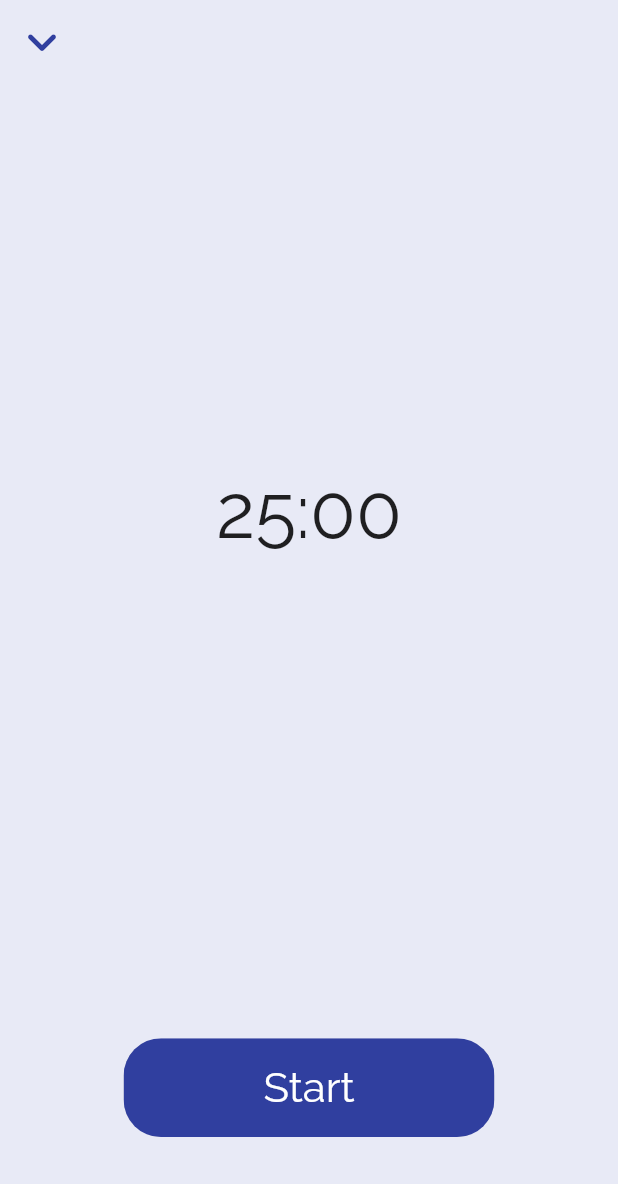
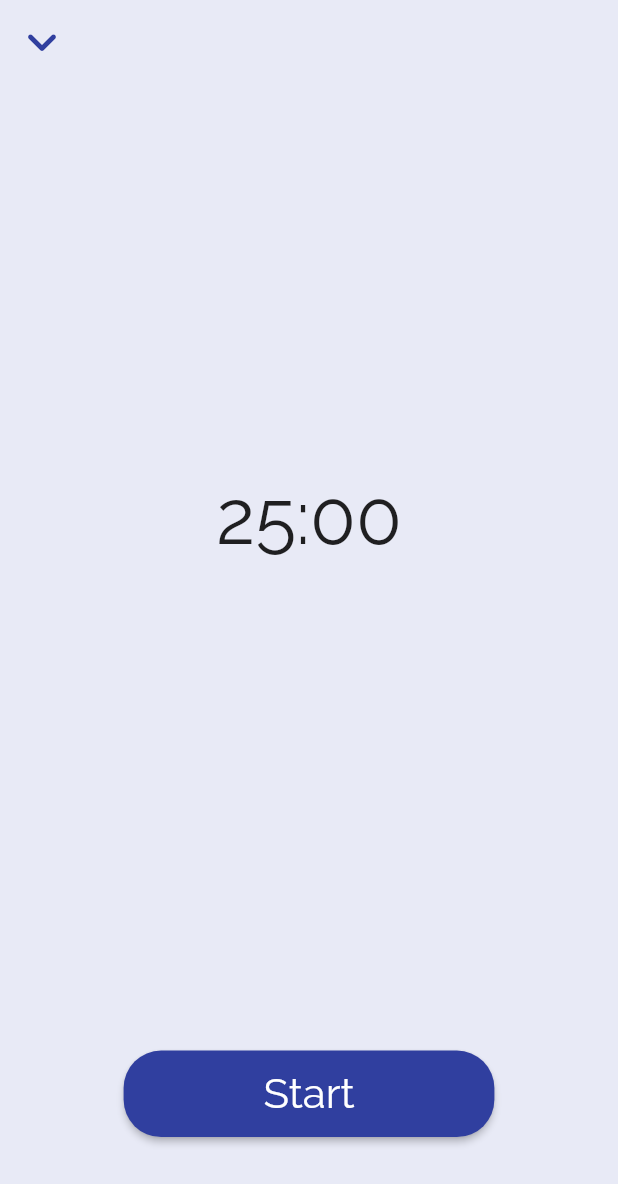
Before and after one commit to smokaleksander/todo_app, a Flutter app: the PomodotoTimer screen opened by its route, on a phone screen of 412 x 824 dp. Shown: the top 1184 px of the screen. Run offline on Flutter 3.47's test engine with Material 2 defaults, Android fonts, the phone set to English and light mode, and no system bars.

Commit message:
create timer screen

```diff
--- a/lib/screens/pomodoroTimer.dart
+++ b/lib/screens/pomodoroTimer.dart
@@ -1,16 +1,76 @@
+import 'dart:math';
 import 'package:flutter/material.dart';
 import 'dart:async';
+import 'package:intl/intl.dart';
+
+enum TimerStatus { none, running, paused, stopped }
 
 class PomodotoTimer extends StatefulWidget {
   static const route = '/timer';
+  double _seconds = 0;
+  double _minutes = 25;
   @override
   _PomodotoTimerState createState() => _PomodotoTimerState();
 }
 
 class _PomodotoTimerState extends State<PomodotoTimer> {
   int _seconds = 0;
-  int _minutes = 0;
+  int _minutes = 25;
   Timer _timer;
+  var _timeFormatter = NumberFormat('00');
+  TimerStatus _timerStatus = TimerStatus.stopped;
+
+  void _startTimer() {
+    _timerStatus = TimerStatus.running;
+    if (_timer != null) {
+      //if timer is runnig
+      _timer.cancel();
+    }
+    // if (_minutes > 0) {
+    //   _seconds = (_minutes * 60) + _seconds;
+    // }
+    // if (_seconds > 60) {
+    //   _minutes = (_seconds / 60).floor();
+    //   _seconds -= (_minutes * 60);
+    // }
+    _timer = Timer.periodic(Duration(seconds: 1), (timer) {
+      setState(() {
+        if (_seconds > 0) {
+          _seconds--;
+        } else {
+          if (_minutes > 0) {
+            _seconds = 59;
+            _minutes--;
+          } else {
+            //timer finished
+            _timer.cancel();
+          }
+        }
+      });
+    });
+  }
+
+  void _stopTimer() {
+    _timerStatus = TimerStatus.stopped;
+    _timer.cancel();
+    _seconds = 0;
+    _minutes = 25;
+    setState(() {});
+  }
+
+  void _pauseTimer() {
+    _timerStatus = TimerStatus.paused;
+    _timer.cancel();
+    setState(() {});
+  }
+
+  void _continueTimer() {
+    _minutes = _minutes;
+    _seconds = _seconds;
+    _startTimer();
+    setState(() {});
+  }
+
   @override
   Widget build(BuildContext context) {
     return SafeArea(
@@ -22,7 +82,9 @@ class _PomodotoTimerState extends State<PomodotoTimer> {
               children: [
                 IconButton(
                   icon: Icon(Icons.keyboard_arrow_down_rounded),
-                  onPressed: () {},
+                  onPressed: () {
+                    Navigator.of(context).pop();
+                  },
                   iconSize: 40,
                   color: Theme.of(context).accentColor,
                 )
@@ -30,22 +92,24 @@ class _PomodotoTimerState extends State<PomodotoTimer> {
             ),
             Container(
                 child: Text(
-              '25:00',
+              '${_timeFormatter.format(_minutes)}:${_timeFormatter.format(_seconds)}',
               style: TextStyle(fontSize: 50),
             )),
-            Row(
+            if (_timerStatus == TimerStatus.stopped)
+              Container(
+                child: Row(
                   mainAxisAlignment: MainAxisAlignment.center,
-              children: [
+                  children: <Widget>[
                     Container(
                       margin: EdgeInsets.symmetric(
                         vertical: MediaQuery.of(context).size.height * 0.08,
                       ),
-                  height: MediaQuery.of(context).size.height * 0.08,
-                  child: ClipRRect(
-                    borderRadius: BorderRadius.circular(25),
+                      height: MediaQuery.of(context).size.height * 0.07,
                       child: Container(
                         width: MediaQuery.of(context).size.width * 0.6,
                         child: RaisedButton(
+                          shape: new RoundedRectangleBorder(
+                              borderRadius: new BorderRadius.circular(25)),
                           color: Theme.of(context).accentColor,
                           textColor: Theme.of(context).primaryColor,
                           child: Text(
@@ -53,13 +117,93 @@ class _PomodotoTimerState extends State<PomodotoTimer> {
                             style: TextStyle(
                                 fontSize: 28, fontWeight: FontWeight.w500),
                           ),
-                        onPressed: () {},
-                      ),
+                          onPressed: () => _startTimer(),
                         ),
                       ),
                     )
                   ],
+                ),
+              ),
+            if (_timerStatus == TimerStatus.running)
+              Container(
+                child: Row(
+                  mainAxisAlignment: MainAxisAlignment.center,
+                  children: <Widget>[
+                    Container(
+                      margin: EdgeInsets.symmetric(
+                        vertical: MediaQuery.of(context).size.height * 0.08,
+                      ),
+                      height: MediaQuery.of(context).size.height * 0.07,
+                      child: Container(
+                        width: MediaQuery.of(context).size.width * 0.6,
+                        child: RaisedButton(
+                          shape: new RoundedRectangleBorder(
+                              borderRadius: new BorderRadius.circular(25)),
+                          color: Theme.of(context).accentColor,
+                          textColor: Theme.of(context).primaryColor,
+                          child: Text(
+                            'Pause',
+                            style: TextStyle(
+                                fontSize: 28, fontWeight: FontWeight.w500),
+                          ),
+                          onPressed: () => _pauseTimer(),
+                        ),
+                      ),
                     )
+                  ],
+                ),
+              ),
+            if (_timerStatus == TimerStatus.paused)
+              Container(
+                child: Row(
+                  mainAxisAlignment: MainAxisAlignment.spaceEvenly,
+                  children: <Widget>[
+                    Container(
+                      margin: EdgeInsets.symmetric(
+                        vertical: MediaQuery.of(context).size.height * 0.09,
+                      ),
+                      height: MediaQuery.of(context).size.height * 0.07,
+                      child: Container(
+                        width: MediaQuery.of(context).size.width * 0.4,
+                        child: RaisedButton(
+                          shape: new RoundedRectangleBorder(
+                              borderRadius: new BorderRadius.circular(25)),
+                          color: Theme.of(context).accentColor,
+                          textColor: Theme.of(context).primaryColor,
+                          child: Text(
+                            'Continue',
+                            style: TextStyle(
+                                fontSize: 24, fontWeight: FontWeight.w500),
+                          ),
+                          onPressed: () => _continueTimer(),
+                        ),
+                      ),
+                    ),
+                    Container(
+                      margin: EdgeInsets.symmetric(
+                        vertical: MediaQuery.of(context).size.height * 0.08,
+                      ),
+                      height: MediaQuery.of(context).size.height * 0.07,
+                      child: Container(
+                        width: MediaQuery.of(context).size.width * 0.4,
+                        child: OutlineButton(
+                          textColor: Theme.of(context).accentColor,
+                          shape: new RoundedRectangleBorder(
+                              borderRadius: new BorderRadius.circular(25)),
+                          borderSide: BorderSide(
+                              color: Theme.of(context).accentColor, width: 4),
+                          child: Text(
+                            'Stop',
+                            style: TextStyle(
+                                fontSize: 24, fontWeight: FontWeight.w500),
+                          ),
+                          onPressed: () => _stopTimer(),
+                        ),
+                      ),
+                    )
+                  ],
+                ),
+              ),
           ],
         ),
       ),
```
Also changed, not shown: lib/models/timerProvider.dart (added, +63 -0 lines), lib/screens/projectFormScreen.dart (+3 -4 lines), lib/screens/taskFormScreen.dart (+3 -4 lines). Lines whose indentation alone changed are shown as unchanged.
